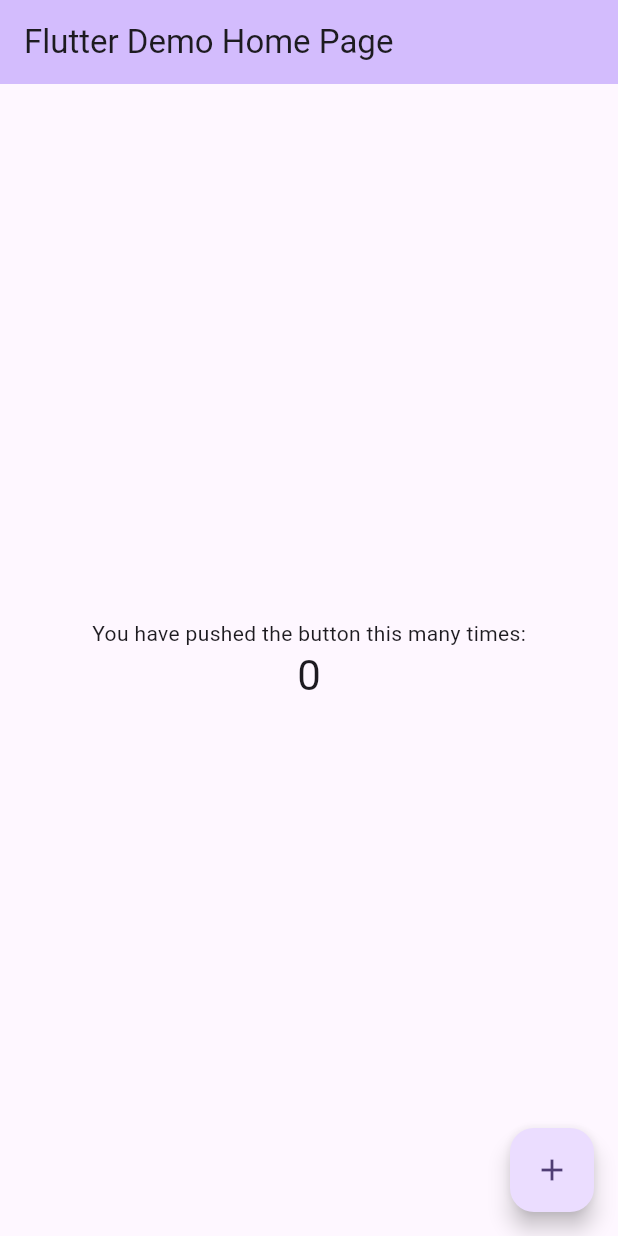
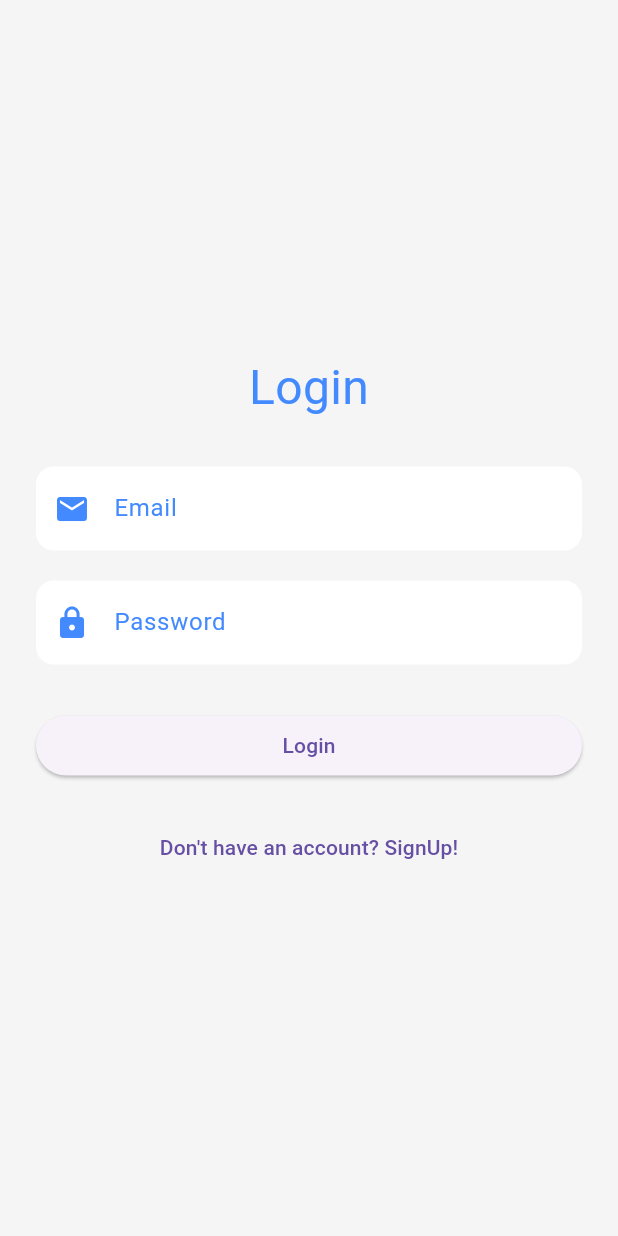
Before and after one commit to ShowmikDebnath/Getx-singup-system, a Flutter app: the screen it shows after launch, on a phone screen of 412 x 824 dp. Run offline on Flutter 3.47's test engine with Material 3 defaults, Android fonts, the phone set to English and light mode, and no system bars; our stand-ins replace get.

Commit message:
Static Authentication with getx - done

```diff
--- a/getx_singup/lib/main.dart
+++ b/getx_singup/lib/main.dart
@@ -1,125 +1,26 @@
 import 'package:flutter/material.dart';
+import 'package:get/get.dart';
+import 'package:getx_singup/views/login_screen.dart';
 
 void main() {
-  runApp(const MyApp());
+  runApp(MyApp());
 }
 
 class MyApp extends StatelessWidget {
   const MyApp({super.key});
 
-  // This widget is the root of your application.
   @override
   Widget build(BuildContext context) {
-    return MaterialApp(
-      title: 'Flutter Demo',
+    return GetMaterialApp(
+      debugShowCheckedModeBanner: false,
+      title: "Getx Auth",
       theme: ThemeData(
-        // This is the theme of your application.
-        //
-        // TRY THIS: Try running your application with "flutter run". You'll see
-        // the application has a purple toolbar. Then, without quitting the app,
-        // try changing the seedColor in the colorScheme below to Colors.green
-        // and then invoke "hot reload" (save your changes or press the "hot
-        // reload" button in a Flutter-supported IDE, or press "r" if you used
-        // the command line to start the app).
-        //
-        // Notice that the counter didn't reset back to zero; the application
-        // state is not lost during the reload. To reset the state, use hot
-        // restart instead.
-        //
-        // This works for code too, not just values: Most code changes can be
-        // tested with just a hot reload.
-        colorScheme: ColorScheme.fromSeed(seedColor: Colors.deepPurple),
-        useMaterial3: true,
+        primaryColor: Colors.blueAccent,
+        scaffoldBackgroundColor: Color(0xFFF5F5F5),
       ),
-      home: const MyHomePage(title: 'Flutter Demo Home Page'),
+
+      home: LoginScreen(),
+
     );
   }
 }
-
-class MyHomePage extends StatefulWidget {
-  const MyHomePage({super.key, required this.title});
-
-  // This widget is the home page of your application. It is stateful, meaning
-  // that it has a State object (defined below) that contains fields that affect
-  // how it looks.
-
-  // This class is the configuration for the state. It holds the values (in this
-  // case the title) provided by the parent (in this case the App widget) and
-  // used by the build method of the State. Fields in a Widget subclass are
-  // always marked "final".
-
-  final String title;
-
-  @override
-  State<MyHomePage> createState() => _MyHomePageState();
-}
-
-class _MyHomePageState extends State<MyHomePage> {
-  int _counter = 0;
-
-  void _incrementCounter() {
-    setState(() {
-      // This call to setState tells the Flutter framework that something has
-      // changed in this State, which causes it to rerun the build method below
-      // so that the display can reflect the updated values. If we changed
-      // _counter without calling setState(), then the build method would not be
-      // called again, and so nothing would appear to happen.
-      _counter++;
-    });
-  }
-
-  @override
-  Widget build(BuildContext context) {
-    // This method is rerun every time setState is called, for instance as done
-    // by the _incrementCounter method above.
-    //
-    // The Flutter framework has been optimized to make rerunning build methods
-    // fast, so that you can just rebuild anything that needs updating rather
-    // than having to individually change instances of widgets.
-    return Scaffold(
-      appBar: AppBar(
-        // TRY THIS: Try changing the color here to a specific color (to
-        // Colors.amber, perhaps?) and trigger a hot reload to see the AppBar
-        // change color while the other colors stay the same.
-        backgroundColor: Theme.of(context).colorScheme.inversePrimary,
-        // Here we take the value from the MyHomePage object that was created by
-        // the App.build method, and use it to set our appbar title.
-        title: Text(widget.title),
-      ),
-      body: Center(
-        // Center is a layout widget. It takes a single child and positions it
-        // in the middle of the parent.
-        child: Column(
-          // Column is also a layout widget. It takes a list of children and
-          // arranges them vertically. By default, it sizes itself to fit its
-          // children horizontally, and tries to be as tall as its parent.
-          //
-          // Column has various properties to control how it sizes itself and
-          // how it positions its children. Here we use mainAxisAlignment to
-          // center the children vertically; the main axis here is the vertical
-          // axis because Columns are vertical (the cross axis would be
-          // horizontal).
-          //
-          // TRY THIS: Invoke "debug painting" (choose the "Toggle Debug Paint"
-          // action in the IDE, or press "p" in the console), to see the
-          // wireframe for each widget.
-          mainAxisAlignment: MainAxisAlignment.center,
-          children: <Widget>[
-            const Text(
-              'You have pushed the button this many times:',
-            ),
-            Text(
-              '$_counter',
-              style: Theme.of(context).textTheme.headlineMedium,
-            ),
-          ],
-        ),
-      ),
-      floatingActionButton: FloatingActionButton(
-        onPressed: _incrementCounter,
-        tooltip: 'Increment',
-        child: const Icon(Icons.add),
-      ), // This trailing comma makes auto-formatting nicer for build methods.
-    );
-  }
-}
--- /dev/null
+++ b/getx_singup/lib/views/login_screen.dart
@@ -0,0 +1,105 @@
+import 'package:flutter/material.dart';
+import 'package:get/get.dart';
+import 'package:getx_singup/controller/auth_controller.dart';
+import 'package:getx_singup/views/signupScreen.dart';
+
+class LoginScreen extends StatelessWidget {
+
+  final AuthController authController = Get.put(AuthController());
+
+  @override
+  Widget build(BuildContext context) {
+    return Scaffold(
+
+      body: Center(
+        child: SingleChildScrollView(
+          padding: EdgeInsets.all(24),
+          child: Column(
+            crossAxisAlignment: CrossAxisAlignment.stretch,
+            children: [
+              Text(
+                "Login",
+                style: TextStyle(
+                  fontSize: 32,
+                  color: Colors.blueAccent,
+                ),
+                textAlign: TextAlign.center,
+              ),
+              SizedBox(height: 30,),
+
+              Obx (() => TextField(
+                controller: authController.emailController,
+                decoration: InputDecoration(
+                  prefixIcon: Icon(Icons.email , color: Colors.blueAccent,),
+                  labelText: "Email",
+                  labelStyle: TextStyle(
+                      color: Colors.blueAccent,
+                  ),
+                  errorText: authController.isEmailValid.value
+                      ? null : "Enter a valid email!",
+                  filled: true,
+                  fillColor: Colors.white,
+                  border: OutlineInputBorder(
+                    borderRadius: BorderRadius.circular(12),
+                    borderSide: BorderSide.none,
+                  ),
+                    focusedBorder: OutlineInputBorder(
+                      borderRadius: BorderRadius.circular(12),
+                      borderSide: BorderSide.none,
+                    )
+                ),
+                keyboardType: TextInputType.emailAddress,
+
+              )),
+
+              SizedBox(height: 20,),
+
+              Obx (() => TextField(
+                controller: authController.passController,
+                decoration: InputDecoration(
+                    prefixIcon: Icon(Icons.lock , color: Colors.blueAccent,),
+                    labelText: "Password",
+                    labelStyle: TextStyle(
+                      color: Colors.blueAccent,
+                    ),
+                    errorText: authController.isPassValid.value
+                        ? null : "Password must be at least 6 characters!",
+                    filled: true,
+                    fillColor: Colors.white,
+                    border: OutlineInputBorder(
+                      borderRadius: BorderRadius.circular(12),
+                      borderSide: BorderSide.none,
+                    ),
+                    focusedBorder: OutlineInputBorder(
+                      borderRadius: BorderRadius.circular(12),
+                      borderSide: BorderSide.none,
+                    )
+                ),
+                obscureText: true,
+
+              )),
+
+              SizedBox(height: 30,),
+
+              ElevatedButton(
+                  onPressed: () => authController.login(),
+                  child: Text(
+                    "Login"
+                  ),
+              ),
+
+              SizedBox(height: 20,),
+
+              TextButton(onPressed: () => Get.to(() => Signupscreen()),
+                  child: Text("Don't have an account? SignUp!")
+              )
+
+
+            ],
+          ),
+        ),
+      ),
+
+    );
+  }
+}
--- a/getx_singup/pubspec.yaml
+++ b/getx_singup/pubspec.yaml
@@ -34,6 +34,7 @@ dependencies:
   # The following adds the Cupertino Icons font to your application.
   # Use with the CupertinoIcons class for iOS style icons.
   cupertino_icons: ^1.0.8
+  get: ^4.6.6
 
 dev_dependencies:
   flutter_test:
```
Also changed, not shown: getx_singup/lib/controller/auth_controller.dart (added, +95 -0 lines), getx_singup/lib/views/signupScreen.dart (added, +131 -0 lines), getx_singup/pubspec.lock.
